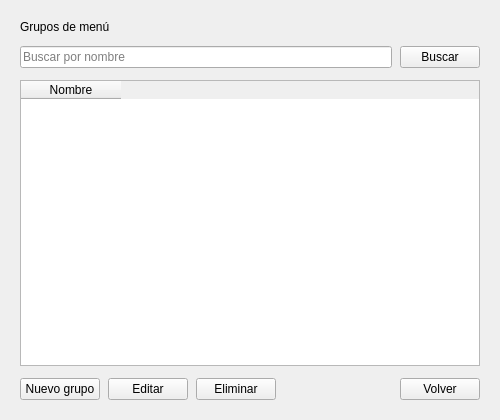
Before: the Qt Designer form vista/menu/grupos_menu.ui in segovia-gabriel/ProyectoFinal-PracticasII, drawn with Qt 5.
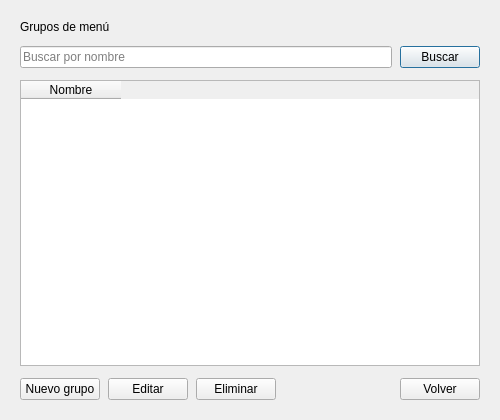
After: the same form once the commit is applied.

Diff of the .ui file:
```diff
--- a/vista/menu/grupos_menu.ui
+++ b/vista/menu/grupos_menu.ui
@@ -1,7 +1,7 @@
 <?xml version="1.0" encoding="UTF-8"?>
 <ui version="4.0">
  <class>VentanaGruposMenu</class>
- <widget class="QMainWindow" name="VentanaGruposMenu">
+ <widget class="QDialog" name="VentanaGruposMenu">
   <property name="geometry">
    <rect>
     <x>0</x>
@@ -13,7 +13,6 @@
   <property name="windowTitle">
    <string>Grupos de menú</string>
   </property>
-  <widget class="QWidget" name="widget_central">
    <layout class="QVBoxLayout" name="layout_principal">
     <property name="spacing">
      <number>12</number>
@@ -128,7 +127,6 @@
      </layout>
     </item>
    </layout>
-  </widget>
  </widget>
  <resources/>
  <connections/>
```
